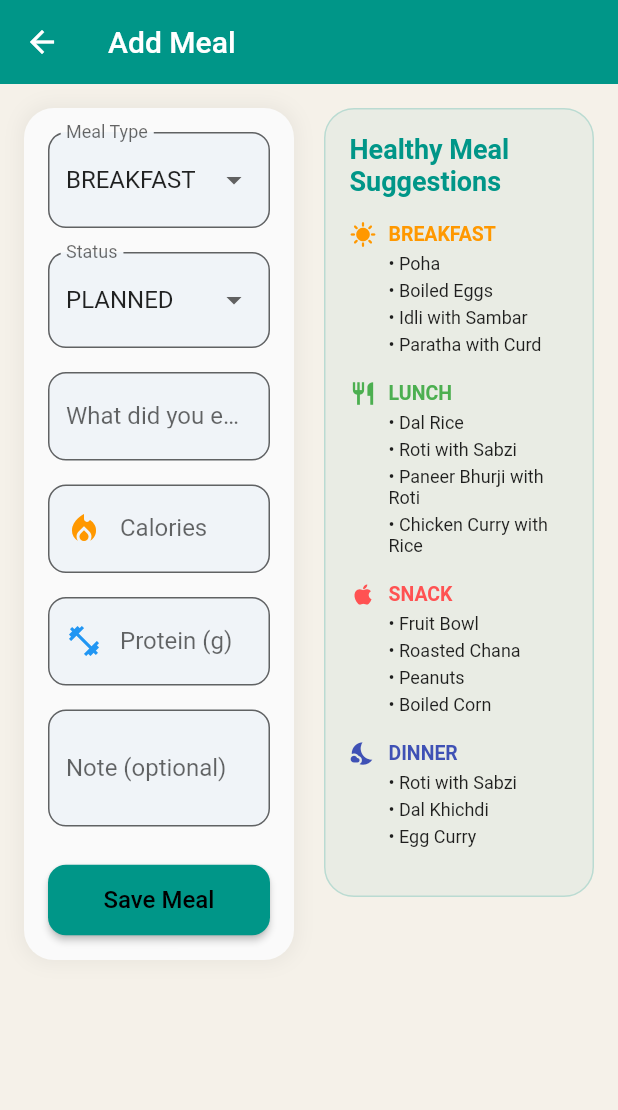
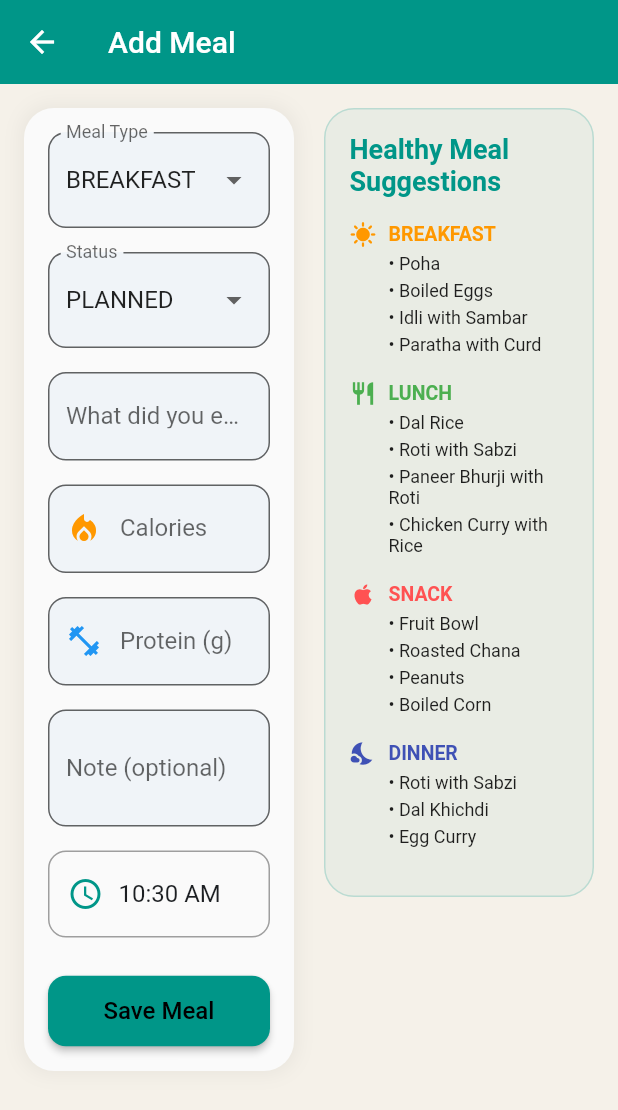
Before and after one commit to mansiwanjale/vigor, a Flutter app: the DietPage screen opened directly, after a tap on "Add New Meal", on a phone screen of 412 x 824 dp. Shown: the top 1110 px of the screen. Run offline on Flutter 3.47's test engine with Material 3 defaults, Android fonts, the phone set to English and light mode, and no system bars; our stand-ins replace cloud_firestore, firebase_auth, firebase_core, fl_chart, flutter_local_notifications, shared_preferences; accounts and stored records are empty.

Commit message:
added local storage

```diff
--- a/lib/Pages/Diet.dart
+++ b/lib/Pages/Diet.dart
@@ -1,10 +1,11 @@
+import 'dart:convert';
 import 'package:flutter/material.dart';
-import 'package:cloud_firestore/cloud_firestore.dart';
+import 'package:shared_preferences/shared_preferences.dart';
 import '../Pages/add_meal_page.dart';
 import '../session.dart';
 
 class MealService {
-  final FirebaseFirestore firestore = FirebaseFirestore.instance;
+  static const String _mealsKey = 'meals_data';
 
   String get userId {
     if (Session().currentUsername == null ||
@@ -14,7 +15,18 @@ class MealService {
     return Session().currentUsername!;
   }
 
-  CollectionReference get meals => firestore.collection('meals');
+  Future<List<Map<String, dynamic>>> _getAllMeals() async {
+    final prefs = await SharedPreferences.getInstance();
+    final String? data = prefs.getString(_mealsKey);
+    if (data == null) return [];
+    final List<dynamic> decoded = jsonDecode(data);
+    return decoded.cast<Map<String, dynamic>>();
+  }
+
+  Future<void> _saveAllMeals(List<Map<String, dynamic>> meals) async {
+    final prefs = await SharedPreferences.getInstance();
+    await prefs.setString(_mealsKey, jsonEncode(meals));
+  }
 
   Future<void> addMeal(
     String type,
@@ -26,8 +38,10 @@ class MealService {
     String note,
     String status,
   ) async {
-    await meals.add({
-      'userId': Session().currentUsername,
+    final meals = await _getAllMeals();
+    meals.add({
+      'id': DateTime.now().millisecondsSinceEpoch.toString(),
+      'userId': userId,
       'type': type,
       'items': items,
       'calories': calories,
@@ -37,16 +51,18 @@ class MealService {
       'date': date,
       'time': time,
     });
+    await _saveAllMeals(meals);
   }
 
-  Stream<QuerySnapshot> getMeals() {
-    return meals
-        .where('userId', isEqualTo: Session().currentUsername)
-        .snapshots();
+  Future<List<Map<String, dynamic>>> getMeals() async {
+    final meals = await _getAllMeals();
+    return meals.where((m) => m['userId'] == userId).toList();
   }
 
   Future<void> deleteMeal(String id) async {
-    await meals.doc(id).delete();
+    final meals = await _getAllMeals();
+    meals.removeWhere((m) => m['id'] == id);
+    await _saveAllMeals(meals);
   }
 
   Future<void> updateMeal(
@@ -58,14 +74,20 @@ class MealService {
     String note,
     String status,
   ) async {
-    await meals.doc(id).update({
+    final meals = await _getAllMeals();
+    final index = meals.indexWhere((m) => m['id'] == id);
+    if (index != -1) {
+      meals[index] = {
+        ...meals[index],
         'type': type,
         'items': items,
         'calories': calories,
         'protein': protein,
         'note': note,
         'status': status,
-    });
+      };
+      await _saveAllMeals(meals);
+    }
   }
 }
 
@@ -77,6 +99,26 @@ class DietPage extends StatefulWidget {
 }
 
 class _DietPageState extends State<DietPage> {
+  final MealService service = MealService();
+  List<Map<String, dynamic>> _meals = [];
+  bool _isLoading = true;
+  String selectedCategory = "all";
+
+  @override
+  void initState() {
+    super.initState();
+    _loadMeals();
+  }
+
+  Future<void> _loadMeals() async {
+    setState(() => _isLoading = true);
+    final meals = await service.getMeals();
+    setState(() {
+      _meals = meals;
+      _isLoading = false;
+    });
+  }
+
   Widget _summaryItem(String emoji, int? value) {
     return Column(
       children: [
@@ -112,9 +154,6 @@ class _DietPageState extends State<DietPage> {
       ),
     );
   }
-
-  String selectedCategory = "all";
-  final MealService service = MealService();
 
   IconData _getMealIcon(String type) {
     switch (type) {
@@ -171,7 +210,7 @@ class _DietPageState extends State<DietPage> {
     );
   }
 
-  Map<String, int> getTodaySummary(List docs) {
+  Map<String, int> getTodaySummary(List<Map<String, dynamic>> docs) {
     String today = DateTime.now().toString().split(" ")[0];
     int breakfast = 0, lunch = 0, dinner = 0, snack = 0;
 
@@ -207,23 +246,14 @@ class _DietPageState extends State<DietPage> {
   Widget build(BuildContext context) {
     return Scaffold(
       appBar: AppBar(title: const Text("Diet & Meal Planner")),
-      body: StreamBuilder<QuerySnapshot>(
-        stream: service.getMeals(),
-        builder: (context, snapshot) {
-          if (snapshot.hasError) {
-            return Center(
-              child: Text(
-                snapshot.error.toString(),
-                style: const TextStyle(color: Colors.red),
-              ),
+      body: _isLoading
+          ? const Center(child: CircularProgressIndicator())
+          : _buildBody(),
     );
   }
 
-          if (snapshot.connectionState == ConnectionState.waiting) {
-            return const Center(child: CircularProgressIndicator());
-          }
-
-          final docs = snapshot.data!.docs;
+  Widget _buildBody() {
+    final docs = _meals;
     final summary = getTodaySummary(docs);
 
     if (docs.isEmpty) {
@@ -231,13 +261,14 @@ class _DietPageState extends State<DietPage> {
         children: [
           const SizedBox(height: 16),
           GestureDetector(
-                  onTap: () {
-                    Navigator.push(
+            onTap: () async {
+              await Navigator.push(
                 context,
                 MaterialPageRoute(
                   builder: (context) => AddMealPage(service: service),
                 ),
               );
+              _loadMeals();
             },
             child: Container(
               width: 220,
@@ -345,18 +376,19 @@ class _DietPageState extends State<DietPage> {
         // Add Meal Button
         Center(
           child: GestureDetector(
-                  onTap: () {
-                    Navigator.push(
+            onTap: () async {
+              await Navigator.push(
                 context,
                 MaterialPageRoute(
                   builder: (context) => AddMealPage(service: service),
                 ),
               );
+              _loadMeals();
             },
             child: Container(
               width: 200,
-                    padding: const EdgeInsets.symmetric(
-                        vertical: 10, horizontal: 14),
+              padding:
+                  const EdgeInsets.symmetric(vertical: 10, horizontal: 14),
               decoration: BoxDecoration(
                 color: Colors.teal,
                 borderRadius: BorderRadius.circular(25),
@@ -400,8 +432,8 @@ class _DietPageState extends State<DietPage> {
               }
 
               return Container(
-                      margin: const EdgeInsets.symmetric(
-                          horizontal: 12, vertical: 8),
+                margin:
+                    const EdgeInsets.symmetric(horizontal: 12, vertical: 8),
                 decoration: BoxDecoration(
                   color: Colors.grey[50],
                   borderRadius: BorderRadius.circular(18),
@@ -422,8 +454,7 @@ class _DietPageState extends State<DietPage> {
                       Container(
                         padding: const EdgeInsets.all(12),
                         decoration: BoxDecoration(
-                                color: _getMealColor(data['type'])
-                                    .withOpacity(0.15),
+                          color: _getMealColor(data['type']).withOpacity(0.15),
                           borderRadius: BorderRadius.circular(12),
                         ),
                         child: Icon(
@@ -440,8 +471,7 @@ class _DietPageState extends State<DietPage> {
                           crossAxisAlignment: CrossAxisAlignment.start,
                           children: [
                             Row(
-                                    mainAxisAlignment:
-                                        MainAxisAlignment.spaceBetween,
+                              mainAxisAlignment: MainAxisAlignment.spaceBetween,
                               children: [
                                 Expanded(
                                   child: Text(
@@ -478,15 +508,12 @@ class _DietPageState extends State<DietPage> {
                                   padding: const EdgeInsets.symmetric(
                                       horizontal: 8, vertical: 4),
                                   decoration: BoxDecoration(
-                                          color:
-                                              Colors.orange.withOpacity(0.1),
-                                          borderRadius:
-                                              BorderRadius.circular(8),
+                                    color: Colors.orange.withOpacity(0.1),
+                                    borderRadius: BorderRadius.circular(8),
                                   ),
                                   child: Text(
                                     "${data['calories'] ?? 0} kcal",
-                                          style:
-                                              const TextStyle(fontSize: 12),
+                                    style: const TextStyle(fontSize: 12),
                                   ),
                                 ),
                                 const SizedBox(width: 8),
@@ -495,13 +522,11 @@ class _DietPageState extends State<DietPage> {
                                       horizontal: 8, vertical: 4),
                                   decoration: BoxDecoration(
                                     color: Colors.blue.withOpacity(0.1),
-                                          borderRadius:
-                                              BorderRadius.circular(8),
+                                    borderRadius: BorderRadius.circular(8),
                                   ),
                                   child: Text(
                                     "${data['protein'] ?? 0} g",
-                                          style:
-                                              const TextStyle(fontSize: 12),
+                                    style: const TextStyle(fontSize: 12),
                                   ),
                                 ),
                               ],
@@ -525,25 +550,27 @@ class _DietPageState extends State<DietPage> {
                       Column(
                         children: [
                           IconButton(
-                                  icon: const Icon(Icons.edit,
-                                      color: Colors.blue),
-                                  onPressed: () {
-                                    showDialog(
+                            icon:
+                                const Icon(Icons.edit, color: Colors.blue),
+                            onPressed: () async {
+                              await showDialog(
                                 context: context,
                                 builder: (context) => EditMealDialog(
                                   service: service,
-                                        id: data.id,
+                                  id: data['id'],
                                   existingType: data['type'],
                                   existingItems: data['items'],
                                 ),
                               );
+                              _loadMeals();
                             },
                           ),
                           IconButton(
-                                  icon: const Icon(Icons.delete,
-                                      color: Colors.red),
-                                  onPressed: () {
-                                    service.deleteMeal(data.id);
+                            icon:
+                                const Icon(Icons.delete, color: Colors.red),
+                            onPressed: () async {
+                              await service.deleteMeal(data['id']);
+                              _loadMeals();
                             },
                           ),
                         ],
@@ -556,9 +583,6 @@ class _DietPageState extends State<DietPage> {
           ),
         ),
       ],
-          );
-        },
-      ),
     );
   }
 }
@@ -655,8 +679,8 @@ class _EditMealDialogState extends State<EditMealDialog> {
           child: const Text("Cancel"),
         ),
         ElevatedButton(
-          onPressed: () {
-            widget.service.updateMeal(
+          onPressed: () async {
+            await widget.service.updateMeal(
               widget.id,
               selectedType,
               itemsController.text,
@@ -714,8 +738,8 @@ class _AddMealDialogState extends State<AddMealDialog> {
           child: const Text("Cancel"),
         ),
         ElevatedButton(
-          onPressed: () {
-            widget.service.addMeal(
+          onPressed: () async {
+            await widget.service.addMeal(
               selectedType,
               itemsController.text,
               DateTime.now().toString().split(" ")[0],
--- a/lib/Pages/add_meal_page.dart
+++ b/lib/Pages/add_meal_page.dart
@@ -12,15 +12,26 @@ class AddMealPage extends StatefulWidget {
 
 class _AddMealPageState extends State<AddMealPage> {
   String selectedStatus = "planned";
+
   final TextEditingController itemsController = TextEditingController();
   final TextEditingController calController = TextEditingController();
   final TextEditingController proteinController = TextEditingController();
   final TextEditingController noteController = TextEditingController();
+
   final _formKey = GlobalKey<FormState>();
 
   String selectedType = "breakfast";
 
-final List<String> mealTypes = ["breakfast", "lunch", "dinner", "snack"];
+  // ⏰ Time Picker Variable
+  TimeOfDay selectedTime = TimeOfDay.now();
+
+  final List<String> mealTypes = [
+    "breakfast",
+    "lunch",
+    "dinner",
+    "snack",
+  ];
+
   Map<String, List<String>> healthyFoods = {
     "breakfast": [
       "Poha",
@@ -71,15 +82,20 @@ final List<String> mealTypes = ["breakfast", "lunch", "dinner", "snack"];
           ],
         ),
         const SizedBox(height: 4),
+
         ...items.map(
           (item) => Padding(
             padding: const EdgeInsets.only(left: 26, bottom: 4),
             child: Text(
               "• $item",
-              style: const TextStyle(fontSize: 12, color: Colors.black87),
+              style: const TextStyle(
+                fontSize: 12,
+                color: Colors.black87,
               ),
             ),
           ),
+        ),
+
         const SizedBox(height: 12),
       ],
     );
@@ -91,22 +107,29 @@ final List<String> mealTypes = ["breakfast", "lunch", "dinner", "snack"];
       appBar: AppBar(
         title: const Text("Add Meal"),
         backgroundColor: Colors.teal,
-        elevation: 0, // removes shadow
+        elevation: 0,
       ),
+
       body: SingleChildScrollView(
         child: Padding(
           padding: const EdgeInsets.all(16),
+
           child: Row(
             crossAxisAlignment: CrossAxisAlignment.start,
             children: [
               // 🔥 LEFT SIDE (FORM)
+
               Expanded(
                 flex: 1,
+
                 child: Container(
                   padding: const EdgeInsets.all(16),
+
                   decoration: BoxDecoration(
                     color: Colors.grey[50],
+
                     borderRadius: BorderRadius.circular(20),
+
                     boxShadow: [
                       BoxShadow(
                         color: Colors.black.withOpacity(0.05),
@@ -115,25 +138,33 @@ final List<String> mealTypes = ["breakfast", "lunch", "dinner", "snack"];
                       ),
                     ],
                   ),
+
                   child: Form(
                     key: _formKey,
+
                     child: Column(
                       children: [
+                        // 🍽 Meal Type
+
                         DropdownButtonFormField<String>(
                           value: selectedType,
+
                           items: mealTypes.map((type) {
                             return DropdownMenuItem(
                               value: type,
                               child: Text(type.toUpperCase()),
                             );
                           }).toList(),
+
                           onChanged: (value) {
                             setState(() {
                               selectedType = value!;
                             });
                           },
+
                           decoration: InputDecoration(
                             labelText: "Meal Type",
+
                             border: OutlineInputBorder(
                               borderRadius: BorderRadius.circular(12),
                             ),
@@ -142,21 +173,27 @@ final List<String> mealTypes = ["breakfast", "lunch", "dinner", "snack"];
 
                         const SizedBox(height: 16),
 
+                        // 📌 Status
+
                         DropdownButtonFormField<String>(
                           value: selectedStatus,
+
                           items: ["planned", "eaten"].map((status) {
                             return DropdownMenuItem(
                               value: status,
                               child: Text(status.toUpperCase()),
                             );
                           }).toList(),
+
                           onChanged: (value) {
                             setState(() {
                               selectedStatus = value!;
                             });
                           },
+
                           decoration: InputDecoration(
                             labelText: "Status",
+
                             border: OutlineInputBorder(
                               borderRadius: BorderRadius.circular(12),
                             ),
@@ -165,81 +202,160 @@ final List<String> mealTypes = ["breakfast", "lunch", "dinner", "snack"];
 
                         const SizedBox(height: 16),
 
+                        // 🍛 Meal Items
+
                         TextFormField(
                           controller: itemsController,
+
                           decoration: InputDecoration(
                             labelText: "What did you eat?",
+
                             border: OutlineInputBorder(
                               borderRadius: BorderRadius.circular(12),
                             ),
                           ),
+
                           validator: (value) =>
                               value!.isEmpty ? "Enter meal items" : null,
                         ),
 
                         const SizedBox(height: 16),
 
+                        // 🔥 Calories
+
                         TextFormField(
                           controller: calController,
                           keyboardType: TextInputType.number,
+
                           decoration: InputDecoration(
                             labelText: "Calories",
+
                             prefixIcon: Icon(
                               Icons.local_fire_department,
                               color: Colors.orange,
                             ),
+
                             border: OutlineInputBorder(
                               borderRadius: BorderRadius.circular(12),
                             ),
                           ),
+
                           validator: (value) =>
                               value!.isEmpty ? "Enter calories" : null,
                         ),
 
                         const SizedBox(height: 16),
 
+                        // 💪 Protein
+
                         TextFormField(
                           controller: proteinController,
                           keyboardType: TextInputType.number,
+
                           decoration: InputDecoration(
                             labelText: "Protein (g)",
+
                             prefixIcon: Icon(
                               Icons.fitness_center,
                               color: Colors.blue,
                             ),
+
                             border: OutlineInputBorder(
                               borderRadius: BorderRadius.circular(12),
                             ),
                           ),
+
                           validator: (value) =>
                               value!.isEmpty ? "Enter protein" : null,
                         ),
 
                         const SizedBox(height: 16),
 
+                        // 📝 Note
+
                         TextField(
                           controller: noteController,
                           maxLines: 2,
+
                           decoration: InputDecoration(
                             labelText: "Note (optional)",
+
                             border: OutlineInputBorder(
                               borderRadius: BorderRadius.circular(12),
                             ),
                           ),
                         ),
 
+                        const SizedBox(height: 16),
+
+                        // ⏰ Time Picker
+
+                        InkWell(
+                          onTap: () async {
+                            TimeOfDay? pickedTime =
+                                await showTimePicker(
+                                  context: context,
+                                  initialTime: selectedTime,
+                                );
+
+                            if (pickedTime != null) {
+                              setState(() {
+                                selectedTime = pickedTime;
+                              });
+                            }
+                          },
+
+                          child: Container(
+                            padding: const EdgeInsets.symmetric(
+                              horizontal: 12,
+                              vertical: 16,
+                            ),
+
+                            decoration: BoxDecoration(
+                              border: Border.all(color: Colors.grey),
+
+                              borderRadius: BorderRadius.circular(12),
+                            ),
+
+                            child: Row(
+                              children: [
+                                const Icon(
+                                  Icons.access_time,
+                                  color: Colors.teal,
+                                ),
+
+                                const SizedBox(width: 10),
+
+                                Text(
+                                  selectedTime.format(context),
+
+                                  style: const TextStyle(fontSize: 16),
+                                ),
+                              ],
+                            ),
+                          ),
+                        ),
+
                         const SizedBox(height: 25),
+
+                        // 💾 Save Button
 
                         SizedBox(
                           width: 200,
+
                           child: ElevatedButton(
                             style: ElevatedButton.styleFrom(
-                              padding: const EdgeInsets.symmetric(vertical: 14),
+                              padding: const EdgeInsets.symmetric(
+                                vertical: 14,
+                              ),
+
                               shape: RoundedRectangleBorder(
                                 borderRadius: BorderRadius.circular(12),
                               ),
+
                               backgroundColor: Colors.teal,
                             ),
+
                             onPressed: () {
                               if (!_formKey.currentState!.validate()) return;
 
@@ -247,7 +363,10 @@ final List<String> mealTypes = ["breakfast", "lunch", "dinner", "snack"];
                                 selectedType,
                                 itemsController.text,
                                 DateTime.now().toString().split(" ")[0],
-                                TimeOfDay.now().format(context),
+
+                                // ⏰ Selected Time
+                                selectedTime.format(context),
+
                                 int.tryParse(calController.text) ?? 0,
                                 int.tryParse(proteinController.text) ?? 0,
                                 noteController.text,
@@ -256,8 +375,10 @@ final List<String> mealTypes = ["breakfast", "lunch", "dinner", "snack"];
 
                               Navigator.pop(context);
                             },
+
                             child: const Text(
                               "Save Meal",
+
                               style: TextStyle(
                                 fontSize: 16,
                                 color: Colors.black,
@@ -273,46 +394,61 @@ final List<String> mealTypes = ["breakfast", "lunch", "dinner", "snack"];
 
               const SizedBox(width: 20),
 
-              // 🥗 RIGHT SIDE (HEALTHY)
+              // 🥗 RIGHT SIDE (HEALTHY SUGGESTIONS)
+
               Expanded(
                 flex: 1,
+
                 child: Container(
                   padding: const EdgeInsets.all(16),
+
                   decoration: BoxDecoration(
                     color: Colors.teal.withOpacity(0.05),
+
                     borderRadius: BorderRadius.circular(20),
-                    border: Border.all(color: Colors.teal.withOpacity(0.2)),
+
+                    border: Border.all(
+                      color: Colors.teal.withOpacity(0.2),
                     ),
+                  ),
+
                   child: Column(
                     crossAxisAlignment: CrossAxisAlignment.start,
+
                     children: [
                       const Text(
                         "Healthy Meal Suggestions",
+
                         style: TextStyle(
                           fontSize: 18,
                           fontWeight: FontWeight.bold,
                           color: Colors.teal,
                         ),
                       ),
+
                       const SizedBox(height: 16),
+
                       _buildHealthySection(
                         "Breakfast",
                         healthyFoods["breakfast"]!,
                         Icons.sunny,
                         Colors.orange,
                       ),
+
                       _buildHealthySection(
                         "Lunch",
                         healthyFoods["lunch"]!,
                         Icons.restaurant,
                         Colors.green,
                       ),
+
                       _buildHealthySection(
                         "Snack",
                         healthyFoods["snack"]!,
                         Icons.apple,
                         Colors.redAccent,
                       ),
+
                       _buildHealthySection(
                         "Dinner",
                         healthyFoods["dinner"]!,
```
Lines whose indentation alone changed are shown as unchanged.
